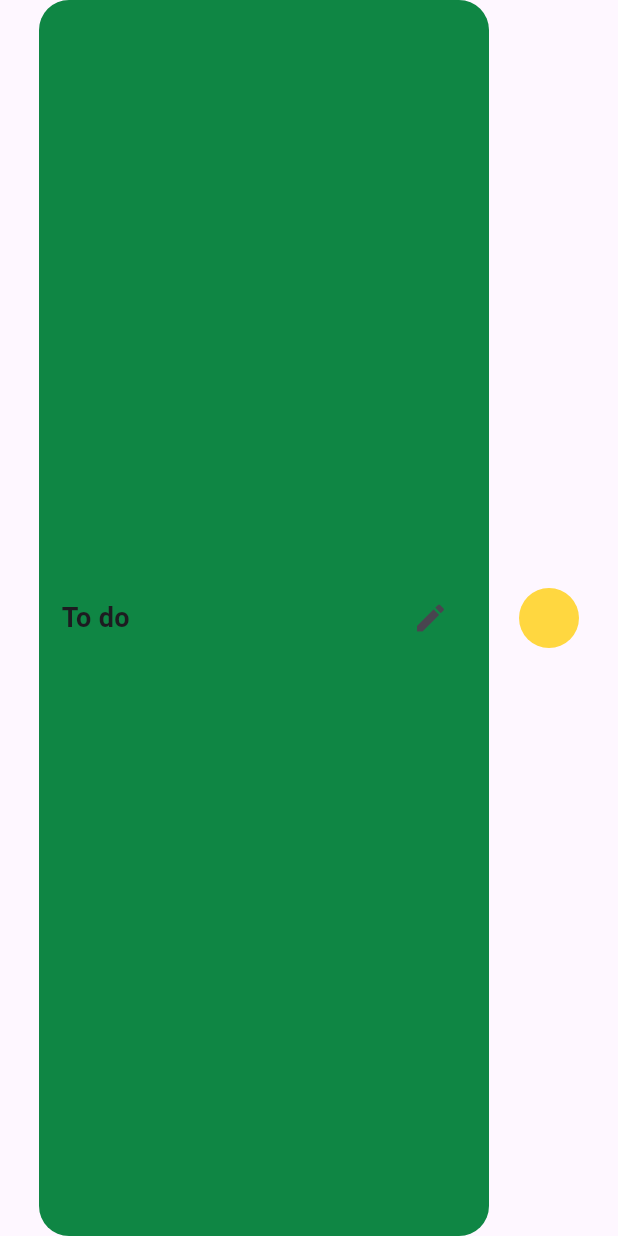
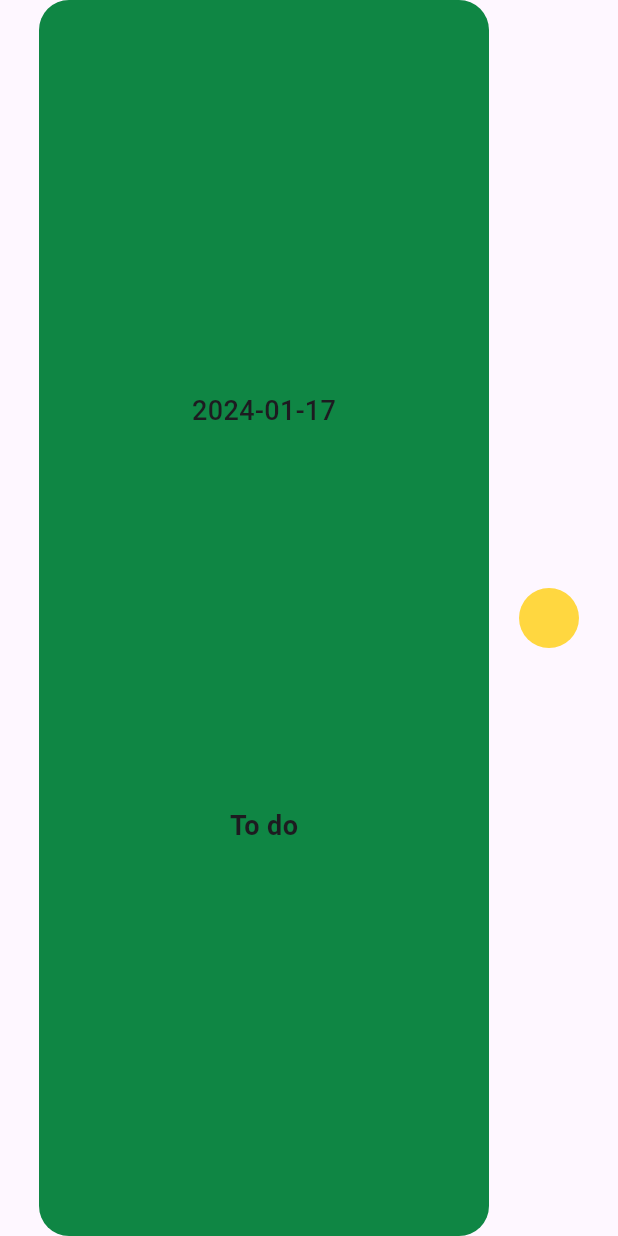
Before and after one commit to bountx/PWI_Project, a Flutter app: the TaskWidget widget shown alone on an empty page, opened directly with sample values from the repository, on a phone screen of 412 x 824 dp. Run offline on Flutter 3.47's test engine with Material 3 defaults, Android fonts, the phone set to English and light mode, and no system bars; our stand-ins replace syncfusion_flutter_calendar.

Commit message:
Task Widget appearance changes
Changed the appearance of the Task Widget, along with the color of appbars in task view screen and task edit screen

Co-Authored-By: Ania <150084251+Andybellcia@users.noreply.github.com>

```diff
--- a/pwi_project/lib/main.dart
+++ b/pwi_project/lib/main.dart
@@ -1,4 +1,5 @@
 import 'package:flutter/material.dart';
+import 'package:pwi_project/view/calendar_screen_view.dart';
 import 'view/task_manager_screen_view.dart';
 import 'package:provider/provider.dart';
 import 'package:pwi_project/view/notelist_screen_view.dart';
--- a/pwi_project/lib/view/task_edit_screen_view.dart
+++ b/pwi_project/lib/view/task_edit_screen_view.dart
@@ -18,7 +18,7 @@ class TaskEditWidget extends StatelessWidget {
         builder: (context, model, child) => Scaffold(
           backgroundColor: Colors.orange[50],
           appBar: AppBar(
-            backgroundColor: Colors.amberAccent[200],
+            backgroundColor: model.selectedColor,
             title: Text(
               'Edit Task',
               textAlign: TextAlign.center,
@@ -37,7 +37,9 @@ class TaskEditWidget extends StatelessWidget {
         ),
               IconButton(
                 icon: Icon(Icons.check),
-                onPressed: () => model.editTask(context),
+                onPressed: () { model.editTask(context);
+                Navigator.pop(context); //goes back to task manager screen, omiting task view screen, temporary solution, need to change it so that the view screen updates after edit
+                },
                 ),
             ],
           ),
--- a/pwi_project/lib/widgets/task_widget.dart
+++ b/pwi_project/lib/widgets/task_widget.dart
@@ -1,10 +1,7 @@
 import 'package:flutter/material.dart';
-import 'package:provider/provider.dart';
-import 'package:pwi_project/view_model/task_view_model.dart';
+import 'package:intl/intl.dart';
+
 import '../model/task.dart';
-import '../view_model/task_creation_view_model.dart';
-import '../view/task_creation_screen_view.dart';
-import '../view/task_edit_screen_view.dart';
 import '../view/task_view_screen.dart';
 
 class TaskWidget extends StatelessWidget {
@@ -18,50 +15,48 @@ class TaskWidget extends StatelessWidget {
       mainAxisAlignment: MainAxisAlignment.center,
       crossAxisAlignment: CrossAxisAlignment.center,
       children: <Widget>[
-
-        Container(
+        InkWell(
+          onTap: () {
+            Navigator.push(
+                context,
+                MaterialPageRoute(
+                    builder: (context) => TaskViewWidget(
+                          task: task,
+                        )));
+          },
+          splashColor: Colors.transparent,
+          child: Container(
             margin: EdgeInsets.fromLTRB(0, 0, 20, 0),
             width: 300,
             alignment: Alignment.center,
             decoration: BoxDecoration(
               color: task.background,
               borderRadius: BorderRadius.circular(20),
-
-
             ),
             child: Container(
-              margin: EdgeInsets.fromLTRB(15.0, 0.0, 15.0, 0.0),
-              child: Row(
-                mainAxisAlignment: MainAxisAlignment.spaceBetween,
+              margin: EdgeInsets.fromLTRB(15.0, 10.0, 15.0, 10.0),
+              child: Column(
+                mainAxisAlignment: MainAxisAlignment.spaceEvenly,
                 children: [
-                  Expanded(
-                    child: InkWell(
-                      onTap: () {
-                        Navigator.push(context,
-                            MaterialPageRoute(builder: (context) => TaskViewWidget(task: task,))
-                          );
-                      },
-                      child: Text(
-                        task.name,
-                        style: const TextStyle(
-                          fontWeight: FontWeight.bold,
-                          fontSize: 18.0,
-                        ),
-                      ),
+                  Text(
+                    DateFormat('yyyy-MM-dd').format(task.day.toLocal()),
+                    style: const TextStyle(
+                      fontWeight: FontWeight.w500,
+                      fontSize: 18.0,
                     ),
                   ),
-                  IconButton(
-                    icon: const Icon(Icons.edit),
-                    onPressed: () {
-                      Navigator.push(context,
-                            MaterialPageRoute(builder: (context) => TaskEditWidget(task: task,))
-                          );
-                      },
+                  Text(
+                    task.name,
+                    style: const TextStyle(
+                      fontWeight: FontWeight.bold,
+                      fontSize: 18.0,
+                    ),
                   ),
                 ],
               ),
             ),
           ),
+        ),
         MyCheckbox(),
       ],
     );
```
Also changed, not shown: pwi_project/lib/view/task_view_screen.dart (+6 -6 lines).
